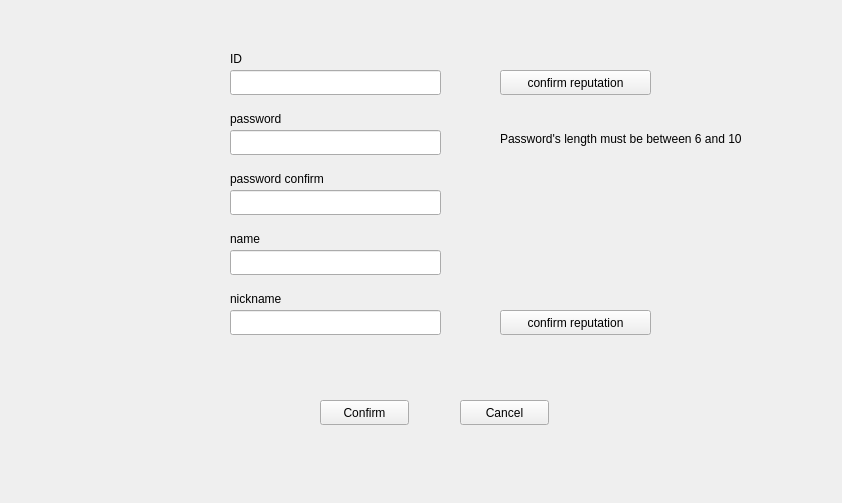
Old version of the form Client/mainwindow.ui in the repository MPSong/hellogit.
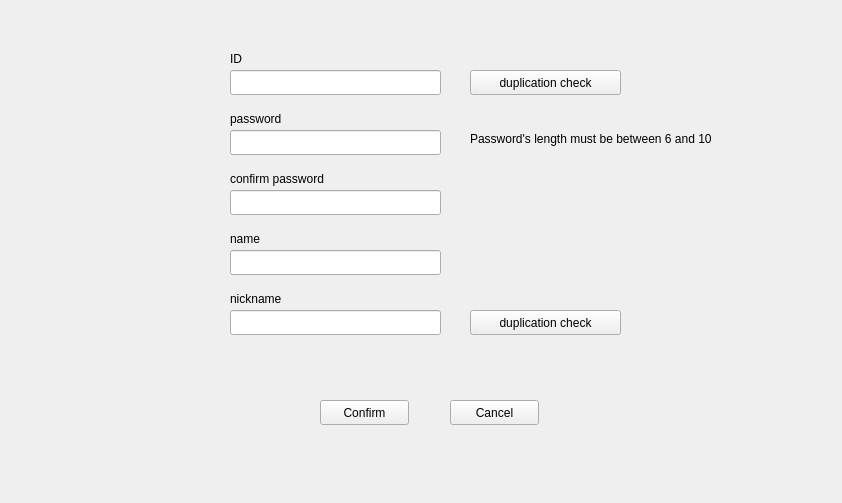
New version of the form. The open tabs and pages were chosen to show the change.

The edit to the form file:
```diff
--- a/Client/mainwindow.ui
+++ b/Client/mainwindow.ui
@@ -167,7 +167,7 @@
      <widget class="QPushButton" name="pushButton_4">
       <property name="geometry">
        <rect>
-        <x>460</x>
+        <x>450</x>
         <y>400</y>
         <width>89</width>
         <height>25</height>
@@ -180,27 +180,27 @@
      <widget class="QPushButton" name="pushButton_5">
       <property name="geometry">
        <rect>
-        <x>500</x>
+        <x>470</x>
         <y>70</y>
         <width>151</width>
         <height>25</height>
        </rect>
       </property>
       <property name="text">
-       <string>confirm reputation</string>
+       <string>duplication check</string>
       </property>
      </widget>
      <widget class="QPushButton" name="pushButton_6">
       <property name="geometry">
        <rect>
-        <x>500</x>
+        <x>470</x>
         <y>310</y>
         <width>151</width>
         <height>25</height>
        </rect>
       </property>
       <property name="text">
-       <string>confirm reputation</string>
+       <string>duplication check</string>
       </property>
      </widget>
      <widget class="QLabel" name="label_3">
@@ -239,7 +239,7 @@
        </rect>
       </property>
       <property name="text">
-       <string>password confirm</string>
+       <string>confirm password</string>
       </property>
      </widget>
      <widget class="QLabel" name="label_6">
@@ -271,7 +271,7 @@
      <widget class="QLabel" name="label_13">
       <property name="geometry">
        <rect>
-        <x>500</x>
+        <x>470</x>
         <y>130</y>
         <width>321</width>
         <height>17</height>
```
Left out of the diff: 50 changed lines with no effect on the pictures.
